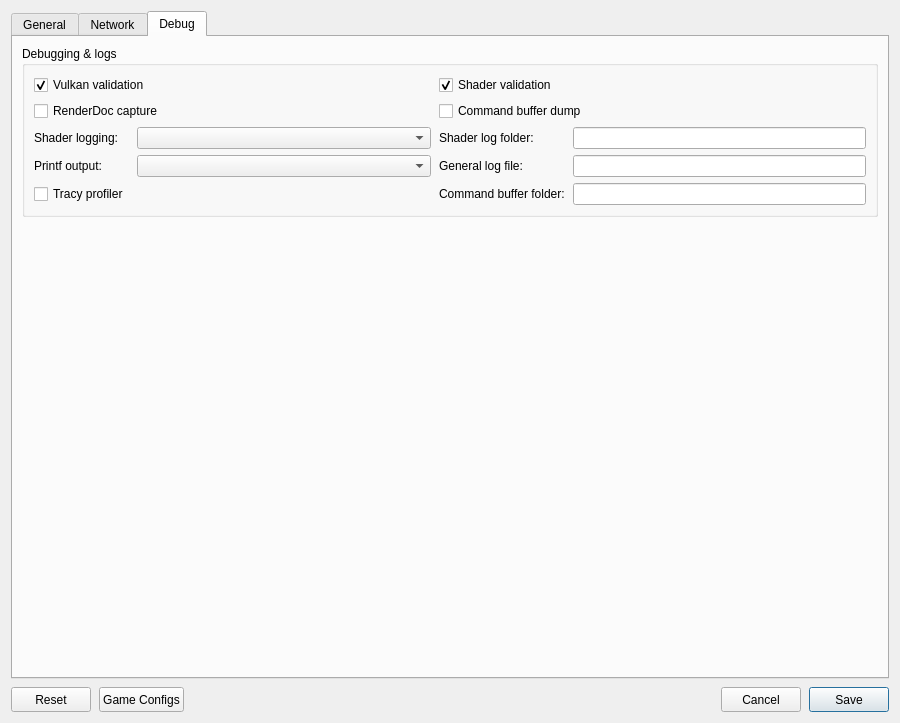
This is src/launcher/forms/configuration_edit_dialog.ui in AbbasBHF/KytyPS5 as Qt 5 draws it before an edit. The edited form follows.
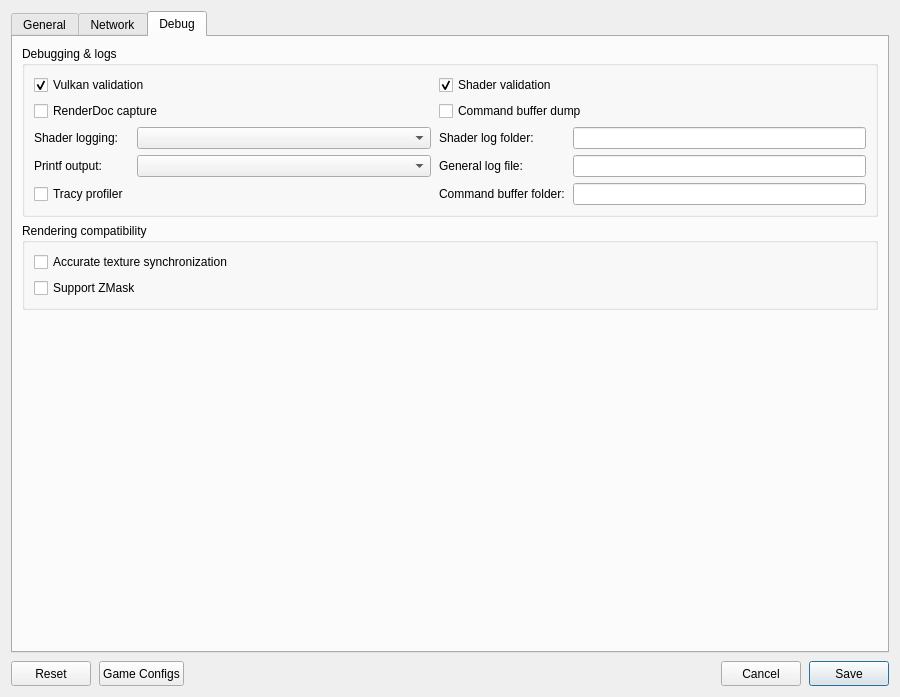
This is the edited form. The open tabs and pages were chosen to show the change. Custom widgets are drawn as their Qt base class.

Commit message: graphics: add opt-in ZMask support and launcher rendering options

```diff
--- a/src/launcher/forms/configuration_edit_dialog.ui
+++ b/src/launcher/forms/configuration_edit_dialog.ui
@@ -174,12 +174,6 @@
              </widget>
             </item>
             <item row="7" column="1">
-             <widget class="QCheckBox" name="checkBox_sync_raw_image_buffers">
-              <property name="toolTip"><string>Can fix missing textures and incorrect transparency in some games. May reduce performance.</string></property>
-              <property name="text"><string>Accurate texture synchronization</string></property>
-             </widget>
-            </item>
-            <item row="8" column="1">
              <widget class="QCheckBox" name="checkBox_hdr">
               <property name="toolTip"><string>Enable HDR10 output for supported games. Requires HDR enabled on the host display.</string></property>
               <property name="text"><string>Enable HDR display support</string></property>
@@ -495,6 +489,25 @@
          </layout>
         </widget>
        </item>
+       <item>
+        <widget class="QGroupBox" name="rendering_compatibility_group">
+         <property name="title"><string>Rendering compatibility</string></property>
+         <layout class="QVBoxLayout" name="renderingCompatibilityLayout">
+          <item>
+           <widget class="QCheckBox" name="checkBox_sync_raw_image_buffers">
+            <property name="toolTip"><string>Can fix missing textures and incorrect transparency (Resident Evil 2).</string></property>
+            <property name="text"><string>Accurate texture synchronization</string></property>
+           </widget>
+          </item>
+          <item>
+           <widget class="QCheckBox" name="checkBox_support_zmask">
+            <property name="toolTip"><string>Can restore missing geometry (High on Life 2).</string></property>
+            <property name="text"><string>Support ZMask</string></property>
+           </widget>
+          </item>
+         </layout>
+        </widget>
+       </item>
        <item>
         <spacer name="debugSpacer">
          <property name="orientation"><enum>Qt::Vertical</enum></property>
```
The commit also changes 9 other files.
